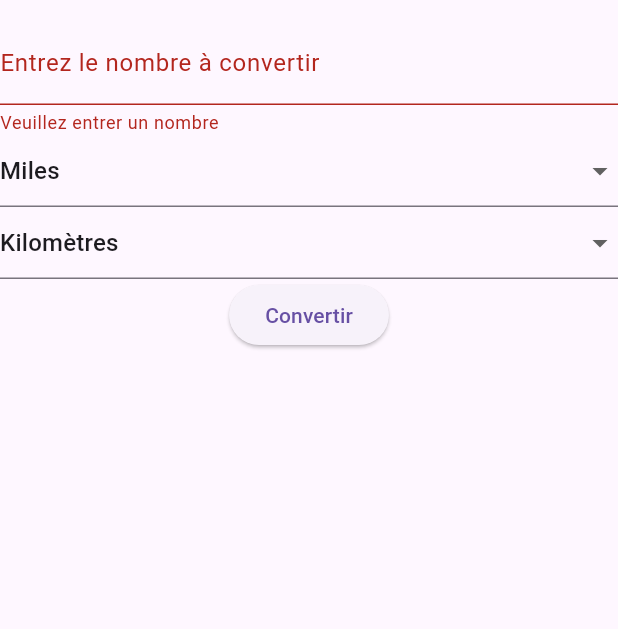
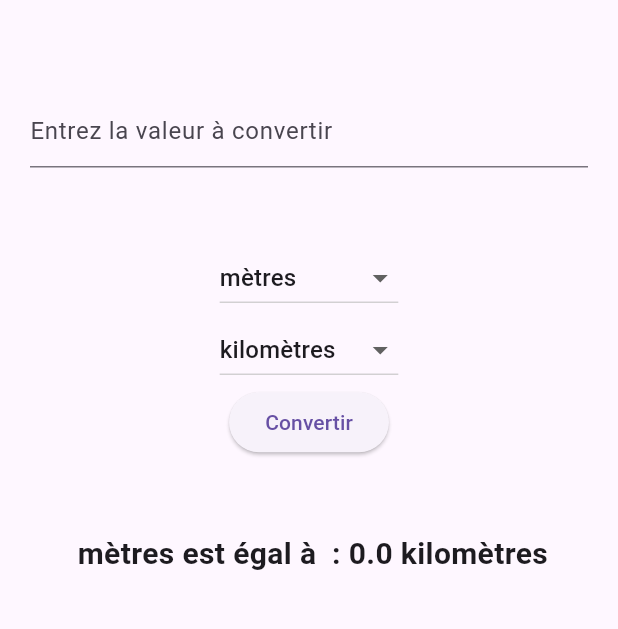
Before and after one commit to Krayzouxx/flutterTP1, a Flutter app: the screen it shows after launch, after a tap on "Convertir", on a phone screen of 412 x 824 dp, the part 63-692 px from its top. Run offline on Flutter 3.47's test engine with Material 3 defaults, Android fonts, the phone set to English and light mode, and no system bars.

Commit message:
Projet quasiment fini

```diff
--- a/lib/conversion_screen.dart
+++ /dev/null
@@ -1,95 +0,0 @@
-import 'package:flutter/material.dart';
-
-class ConversionScreen extends StatefulWidget {
-  @override
-  _ConversionScreenState createState() => _ConversionScreenState();
-}
-
-class _ConversionScreenState extends State<ConversionScreen> {
-  final _formKey = GlobalKey<FormState>();
-  final List<String> _units = ['Mètres', 'Kilomètres','Grammes','Kilogrammes','Pieds','Miles','Livres','Onces'];
-  String _startUnit = 'Miles';
-  String _targetUnit = 'Kilomètres';
-  double? _inputNumber;
-  String _result = '';
-
-  // Fonction de conversion
-  void _convert() {
-    if (_formKey.currentState!.validate()) {
-      double result = 0.0;
-      if (_startUnit == 'Miles') {
-
-        result = _inputNumber! * 1.60934;
-
-      }
-      setState(() {
-        _result = result.toStringAsFixed(2);
-      });
-    }
-  }
-
-  @override
-  Widget build(BuildContext context) {
-    return Scaffold(
-      appBar: AppBar(
-        title: const Text('Convertisseur de Mesures'),
-      ),
-      body: Form(
-        key: _formKey,
-        child: Column(
-          children: <Widget>[
-            TextFormField(
-              decoration: const InputDecoration(labelText: 'Entrez le nombre à convertir'),
-              keyboardType: TextInputType.number,
-              onSaved: (value) => _inputNumber = double.tryParse(value!),
-              validator: (value) {
-                if (value == null || value.isEmpty) {
-                  return 'Veuillez entrer un nombre';
-                }
-                return null;
-              },
-            ),
-            DropdownButtonFormField(
-              value: _startUnit,
-              onChanged: (String? newValue) {
-                setState(() {
-                  _startUnit = newValue!;
-                });
-              },
-              items: _units.map<DropdownMenuItem<String>>((String value) {
-                return DropdownMenuItem<String>(
-                  value: value,
-                  child: Text(value),
-                );
-              }).toList(),
-            ),
-            DropdownButtonFormField(
-              value: _targetUnit,
-              onChanged: (String? newValue) {
-                setState(() {
-                  _targetUnit = newValue!;
-                });
-              },
-              items: _units.map<DropdownMenuItem<String>>((String value) {
-                return DropdownMenuItem<String>(
-                  value: value,
-                  child: Text(value),
-                );
-              }).toList(),
-            ),
-            ElevatedButton(
-              onPressed: () {
-                if (_formKey.currentState!.validate()) {
-                  _formKey.currentState!.save();
-                  _convert();
-                }
-              },
-              child: const Text('Convertir'),
-            ),
-            Text(_result),
-          ],
-        ),
-      ),
-    );
-  }
-}
--- a/lib/main.dart
+++ b/lib/main.dart
@@ -1,11 +1,10 @@
 import 'package:flutter/material.dart';
-import 'conversion_screen.dart';
 
 void main() {
-  runApp(ConvertisseurApp());
+  runApp(AppConvertisseur());
 }
 
-class ConvertisseurApp extends StatelessWidget {
+class AppConvertisseur extends StatelessWidget {
   @override
   Widget build(BuildContext context) {
     return MaterialApp(
@@ -13,7 +12,120 @@ class ConvertisseurApp extends StatelessWidget {
       theme: ThemeData(
         primarySwatch: Colors.blue,
       ),
-      home: ConversionScreen(),
+      home: PageConvertisseur(),
     );
   }
 }
+
+class PageConvertisseur extends StatefulWidget {
+  @override
+  _PageConvertisseurState createState() => _PageConvertisseurState();
+}
+
+class _PageConvertisseurState extends State<PageConvertisseur> {
+  final TextEditingController _controller = TextEditingController();
+
+  String _uniteDepart = 'mètres';
+  String _uniteArrivee = 'kilomètres';
+  double _resultat = 0.0;
+
+  final Map<String, int> _mesuresMap = {
+    'mètres': 0,
+    'kilomètres': 1,
+    'grammes': 2,
+    'kilogrammes': 3,
+    'pieds': 4,
+    'miles': 5,
+    'livres': 6,
+    'onces': 7,
+  };
+
+  final List<List<double>> _formules = [
+    [1, 0.001, 0, 0, 3.28084, 0.000621371, 0, 0], // Mètres
+    [1000, 1, 0, 0, 3280.84, 0.621371, 0, 0], // Kilomètres
+    [0, 0, 1, 0.0001, 0, 0, 0.0022, 0.03527], // Grammes
+    [0, 0, 1000, 1, 0, 0, 2.20462, 35.274], // Kilogrammes
+    [0.3048, 0.0003, 0, 0, 1, 0.00019, 0, 0], // Pied
+    [1609.34, 1.60934, 0, 0, 5280, 1, 0, 0], // Miles
+    [0, 0, 453.592, 0.45359, 0, 0, 1, 16], // Livres
+    [0, 0, 28.3495, 0.022835, 0, 0, 0.0625, 1] // Onces
+  ];
+
+  void _convertir() {
+    setState(() {
+      int numDepuis = _mesuresMap[_uniteDepart]!;
+      int numVers = _mesuresMap[_uniteArrivee]!;
+      double valeur = double.tryParse(_controller.text) ?? 0.0;
+      _resultat = valeur * _formules[numDepuis][numVers];
+    });
+  }
+
+  @override
+  Widget build(BuildContext context) {
+    return Scaffold(
+      appBar: AppBar(
+        title: const Text('Convertisseur de Mesures'),
+      ),
+      body: Container(
+        padding: const EdgeInsets.symmetric(horizontal: 20),
+        child: Column(
+          children: [
+            const Spacer(),
+            TextField(
+              controller: _controller,
+              decoration: const InputDecoration(
+                hintText: 'Entrez la valeur à convertir',
+              ),
+              keyboardType: const TextInputType.numberWithOptions(decimal: true), // Challenge B fait
+            ),
+            Spacer(),
+            DropdownButton<String>(
+              value: _uniteDepart,
+              onChanged: (newValue) {
+                setState(() {
+                  _uniteDepart = newValue!;
+                });
+              },
+              items: _mesuresMap.keys
+                  .map<DropdownMenuItem<String>>((String value) {
+                return DropdownMenuItem<String>(
+                  value: value,
+                  child: Text(value),
+                );
+              }).toList(),
+            ),
+            DropdownButton<String>(
+              value: _uniteArrivee,
+              onChanged: (newValue) {
+                setState(() {
+                  _uniteArrivee = newValue!;
+                });
+              },
+              items: _mesuresMap.keys
+                  .map<DropdownMenuItem<String>>((String value) {
+                return DropdownMenuItem<String>(
+                  value: value,
+                  child: Text(value),
+                );
+              }).toList(),
+            ),
+            ElevatedButton(
+              onPressed: _convertir,
+              child: const Text('Convertir'),
+            ),
+            const Spacer(),
+            Text(
+              '${_controller.text} $_uniteDepart est égal à  : $_resultat $_uniteArrivee',
+              textAlign: TextAlign.center,
+              style: const TextStyle(
+                fontSize: 20,
+                fontWeight: FontWeight.bold,
+              ),
+            ),
+            const Spacer(flex: 8),
+          ],
+        ),
+      ),
+    );
+  }
+}
```
